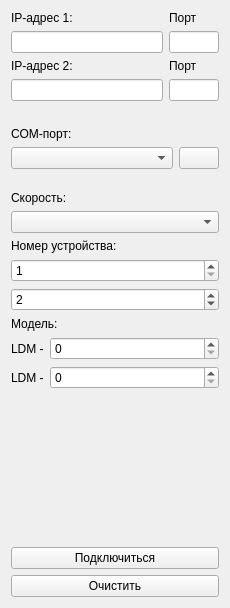
First picture: the form in connectionpanel.ui, repository cotara/ZASIViewer, before the edit.
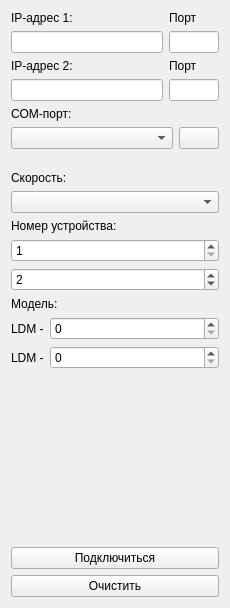
Second picture: the form after the edit. Icons and pictures are not drawn.

```diff
--- a/connectionpanel.ui
+++ b/connectionpanel.ui
@@ -32,10 +32,119 @@
    <string>Form</string>
   </property>
   <layout class="QGridLayout" name="gridLayout">
+   <item row="21" column="0">
+    <widget class="QPushButton" name="clearButton">
+     <property name="text">
+      <string>Очистить</string>
+     </property>
+    </widget>
+   </item>
+   <item row="9" column="0">
+    <widget class="QLabel" name="SpdLabel">
+     <property name="text">
+      <string>Скорость:</string>
+     </property>
+    </widget>
+   </item>
+   <item row="15" column="0">
+    <layout class="QHBoxLayout" name="horizontalLayout_4">
+     <item>
+      <widget class="QLabel" name="label_2">
+       <property name="sizePolicy">
+        <sizepolicy hsizetype="Fixed" vsizetype="Preferred">
+         <horstretch>0</horstretch>
+         <verstretch>0</verstretch>
+        </sizepolicy>
+       </property>
+       <property name="text">
+        <string>LDM -</string>
+       </property>
+      </widget>
+     </item>
+     <item>
+      <widget class="QSpinBox" name="diamSpinBox1"/>
+     </item>
+    </layout>
+   </item>
+   <item row="16" column="0">
+    <layout class="QHBoxLayout" name="horizontalLayout_6">
+     <item>
+      <widget class="QLabel" name="ldm2_label">
+       <property name="sizePolicy">
+        <sizepolicy hsizetype="Fixed" vsizetype="Preferred">
+         <horstretch>0</horstretch>
+         <verstretch>0</verstretch>
+        </sizepolicy>
+       </property>
+       <property name="text">
+        <string>LDM -</string>
+       </property>
+      </widget>
+     </item>
+     <item>
+      <widget class="QSpinBox" name="diamSpinBox2"/>
+     </item>
+    </layout>
+   </item>
+   <item row="18" column="0">
+    <spacer name="verticalSpacer">
+     <property name="orientation">
+      <enum>Qt::Vertical</enum>
+     </property>
+     <property name="sizeHint" stdset="0">
+      <size>
+       <width>20</width>
+       <height>40</height>
+      </size>
+     </property>
+    </spacer>
+   </item>
+   <item row="10" column="0">
+    <widget class="QComboBox" name="spdBox"/>
+   </item>
    <item row="12" column="0">
-    <widget class="QLabel" name="DevNumlabel">
+    <widget class="QSpinBox" name="deviceNumLine">
+     <property name="minimum">
+      <number>1</number>
+     </property>
+     <property name="maximum">
+      <number>250</number>
+     </property>
+    </widget>
+   </item>
+   <item row="6" column="0">
+    <widget class="QLabel" name="Portslabel">
      <property name="text">
-      <string>Номер устройства:</string>
+      <string>COM-порт:</string>
+     </property>
+    </widget>
+   </item>
+   <item row="8" column="0">
+    <widget class="QLabel" name="dscrLabel">
+     <property name="font">
+      <font>
+       <pointsize>7</pointsize>
+       <italic>true</italic>
+      </font>
+     </property>
+     <property name="text">
+      <string/>
+     </property>
+     <property name="textFormat">
+      <enum>Qt::AutoText</enum>
+     </property>
+     <property name="alignment">
+      <set>Qt::AlignRight|Qt::AlignTrailing|Qt::AlignVCenter</set>
+     </property>
+     <property name="wordWrap">
+      <bool>false</bool>
+     </property>
+    </widget>
+   </item>
+   <item row="14" column="0">
+    <widget class="QLabel" name="label">
+     <property name="text">
+      <string>Модель:</string>
      </property>
     </widget>
    </item>
@@ -100,48 +209,34 @@
      </item>
     </layout>
    </item>
-   <item row="22" column="0">
-    <widget class="QPushButton" name="clearButton">
-     <property name="text">
-      <string>Очистить</string>
+   <item row="13" column="0">
+    <widget class="QSpinBox" name="deviceNumLine2">
+     <property name="minimum">
+      <number>1</number>
      </property>
+     <property name="maximum">
+      <number>250</number>
+     </property>
+     <property name="value">
+      <number>2</number>
+     </property>
     </widget>
    </item>
-   <item row="10" column="0">
-    <widget class="QLabel" name="SpdLabel">
+   <item row="11" column="0">
+    <widget class="QLabel" name="DevNumlabel">
      <property name="text">
-      <string>Скорость:</string>
+      <string>Номер устройства:</string>
      </property>
     </widget>
    </item>
-   <item row="21" column="0">
+   <item row="20" column="0">
     <widget class="QPushButton" name="connectButton">
      <property name="text">
       <string>Подключиться</string>
      </property>
     </widget>
    </item>
-   <item row="6" column="0">
-    <widget class="QLabel" name="socketStateLabel">
-     <property name="text">
-      <string/>
-     </property>
-    </widget>
-   </item>
-   <item row="11" column="0">
-    <widget class="QComboBox" name="spdBox"/>
-   </item>
-   <item row="13" column="0">
-    <widget class="QSpinBox" name="deviceNumLine">
-     <property name="minimum">
-      <number>1</number>
-     </property>
-     <property name="maximum">
-      <number>250</number>
-     </property>
-    </widget>
-   </item>
-   <item row="8" column="0">
+   <item row="7" column="0">
     <layout class="QHBoxLayout" name="horizontalLayout_2">
      <item>
       <widget class="QComboBox" name="portsBox"/>
@@ -165,101 +260,6 @@
      </item>
     </layout>
    </item>
-   <item row="7" column="0">
-    <widget class="QLabel" name="Portslabel">
-     <property name="text">
-      <string>COM-порт:</string>
-     </property>
-    </widget>
-   </item>
-   <item row="14" column="0">
-    <widget class="QSpinBox" name="deviceNumLine2">
-     <property name="minimum">
-      <number>1</number>
-     </property>
-     <property name="maximum">
-      <number>250</number>
-     </property>
-     <property name="value">
-      <number>2</number>
-     </property>
-    </widget>
-   </item>
-   <item row="9" column="0">
-    <widget class="QLabel" name="dscrLabel">
-     <property name="font">
-      <font>
-       <pointsize>7</pointsize>
-       <italic>true</italic>
-      </font>
-     </property>
-     <property name="text">
-      <string/>
-     </property>
-     <property name="textFormat">
-      <enum>Qt::AutoText</enum>
-     </property>
-     <property name="alignment">
-      <set>Qt::AlignRight|Qt::AlignTrailing|Qt::AlignVCenter</set>
-     </property>
-     <property name="wordWrap">
-      <bool>false</bool>
-     </property>
-    </widget>
-   </item>
-   <item row="19" column="0">
-    <spacer name="verticalSpacer">
-     <property name="orientation">
-      <enum>Qt::Vertical</enum>
-     </property>
-     <property name="sizeHint" stdset="0">
-      <size>
-       <width>20</width>
-       <height>40</height>
-      </size>
-     </property>
-    </spacer>
-   </item>
-   <item row="17" column="0">
-    <layout class="QHBoxLayout" name="horizontalLayout_6">
-     <item>
-      <widget class="QLabel" name="ldm2_label">
-       <property name="sizePolicy">
-        <sizepolicy hsizetype="Fixed" vsizetype="Preferred">
-         <horstretch>0</horstretch>
-         <verstretch>0</verstretch>
-        </sizepolicy>
-       </property>
-       <property name="text">
-        <string>LDM -</string>
-       </property>
-      </widget>
-     </item>
-     <item>
-      <widget class="QSpinBox" name="diamSpinBox2"/>
-     </item>
-    </layout>
-   </item>
-   <item row="16" column="0">
-    <layout class="QHBoxLayout" name="horizontalLayout_4">
-     <item>
-      <widget class="QLabel" name="label_2">
-       <property name="sizePolicy">
-        <sizepolicy hsizetype="Fixed" vsizetype="Preferred">
-         <horstretch>0</horstretch>
-         <verstretch>0</verstretch>
-        </sizepolicy>
-       </property>
-       <property name="text">
-        <string>LDM -</string>
-       </property>
-      </widget>
-     </item>
-     <item>
-      <widget class="QSpinBox" name="diamSpinBox1"/>
-     </item>
-    </layout>
-   </item>
    <item row="3" column="0">
     <layout class="QHBoxLayout" name="horizontalLayout_5" stretch="2,1">
      <item>
@@ -318,13 +318,6 @@
      </item>
     </layout>
    </item>
-   <item row="15" column="0">
-    <widget class="QLabel" name="label">
-     <property name="text">
-      <string>Модель:</string>
-     </property>
-    </widget>
-   </item>
   </layout>
  </widget>
  <resources>
```
